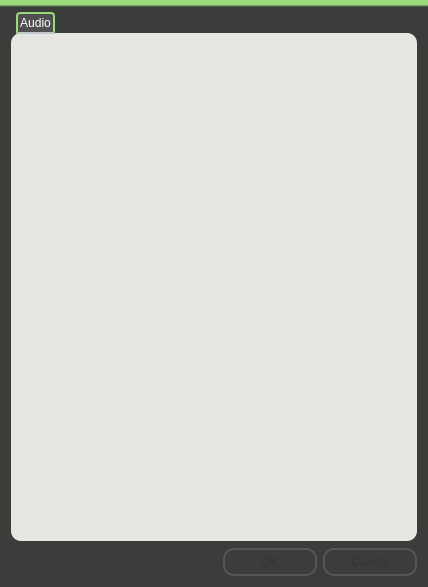
Old version of the form src/client/gui/livejamming/app/configuration_dialog.ui in the repository sush/Live-Jamming.
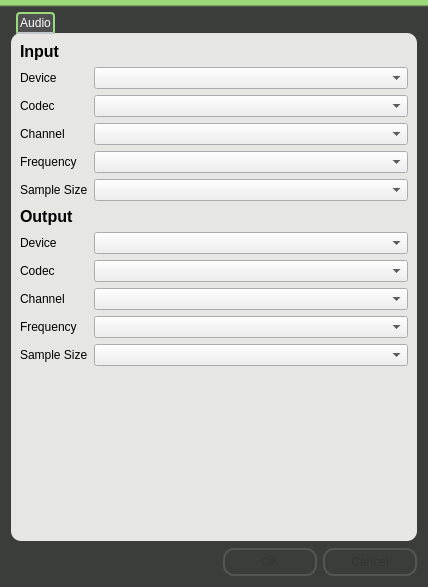
New version of the form.

Patch:
```diff
--- a/src/client/gui/livejamming/app/configuration_dialog.ui
+++ b/src/client/gui/livejamming/app/configuration_dialog.ui
@@ -93,6 +93,134 @@
        <property name="fieldGrowthPolicy">
         <enum>QFormLayout::AllNonFixedFieldsGrow</enum>
        </property>
+       <item row="1" column="0">
+        <widget class="QLabel" name="devicesLabel">
+         <property name="text">
+          <string>Device</string>
+         </property>
+        </widget>
+       </item>
+       <item row="1" column="1">
+        <widget class="QComboBox" name="iComboBox"/>
+       </item>
+       <item row="2" column="0">
+        <widget class="QLabel" name="codecsLabel">
+         <property name="text">
+          <string>Codec</string>
+         </property>
+        </widget>
+       </item>
+       <item row="2" column="1">
+        <widget class="QComboBox" name="iCodecsComboBox"/>
+       </item>
+       <item row="3" column="0">
+        <widget class="QLabel" name="channelsLabel">
+         <property name="text">
+          <string>Channel</string>
+         </property>
+        </widget>
+       </item>
+       <item row="3" column="1">
+        <widget class="QComboBox" name="iChannelsComboBox"/>
+       </item>
+       <item row="4" column="0">
+        <widget class="QLabel" name="frequencyLabel">
+         <property name="text">
+          <string>Frequency</string>
+         </property>
+        </widget>
+       </item>
+       <item row="4" column="1">
+        <widget class="QComboBox" name="iFrequenciesComboBox"/>
+       </item>
+       <item row="5" column="0">
+        <widget class="QLabel" name="sampleSizeLabel">
+         <property name="text">
+          <string>Sample Size</string>
+         </property>
+        </widget>
+       </item>
+       <item row="5" column="1">
+        <widget class="QComboBox" name="iSampleSizesComboBox"/>
+       </item>
+       <item row="7" column="0">
+        <widget class="QLabel" name="deviceLabel">
+         <property name="text">
+          <string>Device</string>
+         </property>
+        </widget>
+       </item>
+       <item row="7" column="1">
+        <widget class="QComboBox" name="oComboBox"/>
+       </item>
+       <item row="8" column="0">
+        <widget class="QLabel" name="codecLabel">
+         <property name="text">
+          <string>Codec</string>
+         </property>
+        </widget>
+       </item>
+       <item row="8" column="1">
+        <widget class="QComboBox" name="oCodecsComboBox"/>
+       </item>
+       <item row="9" column="0">
+        <widget class="QLabel" name="channelLabel">
+         <property name="text">
+          <string>Channel</string>
+         </property>
+        </widget>
+       </item>
+       <item row="9" column="1">
+        <widget class="QComboBox" name="oChannelsComboBox"/>
+       </item>
+       <item row="10" column="0">
+        <widget class="QLabel" name="frequencyLabel_2">
+         <property name="text">
+          <string>Frequency</string>
+         </property>
+        </widget>
+       </item>
+       <item row="10" column="1">
+        <widget class="QComboBox" name="oFrequenciesComboBox"/>
+       </item>
+       <item row="11" column="0">
+        <widget class="QLabel" name="sampleSizeLabel_2">
+         <property name="text">
+          <string>Sample Size</string>
+         </property>
+        </widget>
+       </item>
+       <item row="11" column="1">
+        <widget class="QComboBox" name="oSampleSizesComboBox"/>
+       </item>
+       <item row="0" column="0">
+        <widget class="QLabel" name="label">
+         <property name="font">
+          <font>
+           <pointsize>12</pointsize>
+           <weight>75</weight>
+           <bold>true</bold>
+          </font>
+         </property>
+         <property name="text">
+          <string>Input</string>
+         </property>
+        </widget>
+       </item>
+       <item row="6" column="0">
+        <widget class="QLabel" name="label_2">
+         <property name="font">
+          <font>
+           <pointsize>12</pointsize>
+           <weight>75</weight>
+           <bold>true</bold>
+          </font>
+         </property>
+         <property name="text">
+          <string>Output</string>
+         </property>
+        </widget>
+       </item>
       </layout>
      </widget>
     </widget>
```
